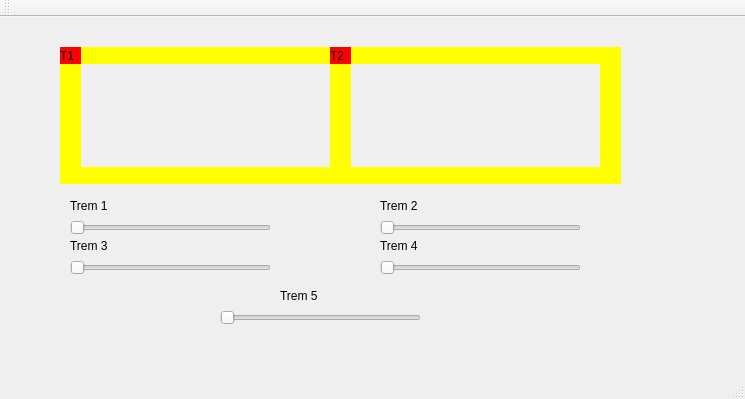
andrefsilveira1/Sistemas-Operacionais-Trens, file Código QT5 Ubuntu - Trem/mainwindow.ui: the form before one commit.
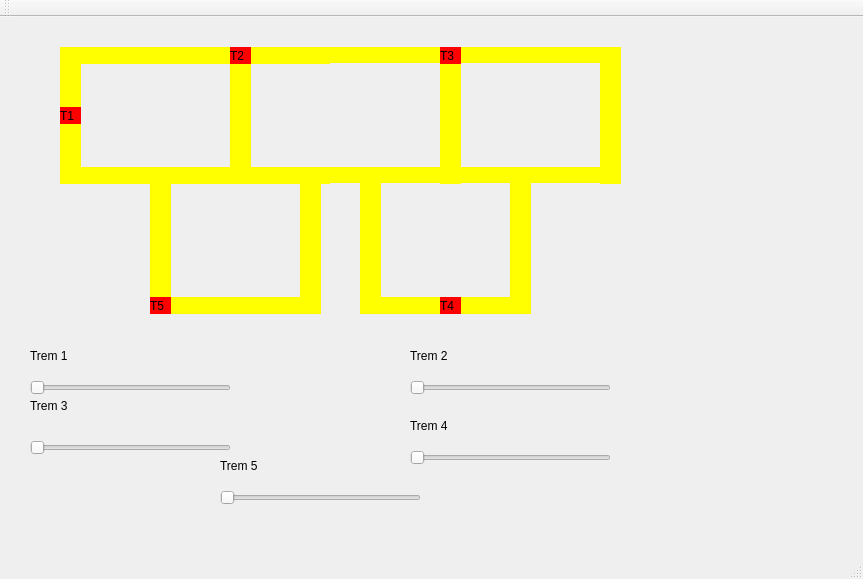
The form after the commit.

The edit to the form file:
```diff
--- a/Código QT5 Ubuntu - Trem/mainwindow.ui
+++ b/Código QT5 Ubuntu - Trem/mainwindow.ui
@@ -6,8 +6,8 @@
    <rect>
     <x>0</x>
     <y>0</y>
-    <width>745</width>
-    <height>399</height>
+    <width>863</width>
+    <height>579</height>
    </rect>
   </property>
   <property name="windowTitle">
@@ -18,7 +18,7 @@
     <property name="geometry">
      <rect>
       <x>60</x>
-      <y>30</y>
+      <y>90</y>
       <width>21</width>
       <height>17</height>
      </rect>
@@ -65,7 +65,7 @@
    <widget class="QLabel" name="label_trilho3">
     <property name="geometry">
      <rect>
-      <x>330</x>
+      <x>440</x>
       <y>30</y>
       <width>21</width>
       <height>137</height>
@@ -113,10 +113,10 @@
    <widget class="QLabel" name="label_trilho1_2">
     <property name="geometry">
      <rect>
-      <x>350</x>
+      <x>329</x>
       <y>30</y>
-      <width>250</width>
-      <height>17</height>
+      <width>271</width>
+      <height>16</height>
      </rect>
     </property>
     <property name="styleSheet">
@@ -129,10 +129,10 @@
    <widget class="QLabel" name="label_trilho2_2">
     <property name="geometry">
      <rect>
-      <x>350</x>
+      <x>329</x>
       <y>150</y>
-      <width>250</width>
-      <height>17</height>
+      <width>271</width>
+      <height>16</height>
      </rect>
     </property>
     <property name="styleSheet">
@@ -145,7 +145,7 @@
    <widget class="QLabel" name="label_trem2">
     <property name="geometry">
      <rect>
-      <x>330</x>
+      <x>230</x>
       <y>30</y>
       <width>21</width>
       <height>17</height>
@@ -158,11 +158,11 @@
      <string>T2</string>
     </property>
    </widget>
-   <widget class="QSlider" name="Trem1">
+   <widget class="QSlider" name="Trem1Slider">
     <property name="geometry">
      <rect>
-      <x>70</x>
-      <y>180</y>
+      <x>30</x>
+      <y>340</y>
       <width>201</width>
       <height>61</height>
      </rect>
@@ -174,8 +174,8 @@
    <widget class="QLabel" name="label">
     <property name="geometry">
      <rect>
-      <x>70</x>
-      <y>180</y>
+      <x>30</x>
+      <y>330</y>
       <width>67</width>
       <height>17</height>
      </rect>
@@ -184,11 +184,11 @@
      <string>Trem 1</string>
     </property>
    </widget>
-   <widget class="QSlider" name="Trem2">
+   <widget class="QSlider" name="Trem2Slider">
     <property name="geometry">
      <rect>
-      <x>380</x>
-      <y>180</y>
+      <x>410</x>
+      <y>340</y>
       <width>201</width>
       <height>61</height>
      </rect>
@@ -200,8 +200,8 @@
    <widget class="QLabel" name="label_2">
     <property name="geometry">
      <rect>
-      <x>380</x>
-      <y>180</y>
+      <x>410</x>
+      <y>330</y>
       <width>67</width>
       <height>17</height>
      </rect>
@@ -210,11 +210,11 @@
      <string>Trem 2</string>
     </property>
    </widget>
-   <widget class="QSlider" name="Trem3">
+   <widget class="QSlider" name="Trem3Slider">
     <property name="geometry">
      <rect>
-      <x>70</x>
-      <y>220</y>
+      <x>30</x>
+      <y>400</y>
       <width>201</width>
       <height>61</height>
      </rect>
@@ -226,8 +226,8 @@
    <widget class="QLabel" name="label_3">
     <property name="geometry">
      <rect>
-      <x>70</x>
-      <y>220</y>
+      <x>30</x>
+      <y>380</y>
       <width>67</width>
       <height>17</height>
      </rect>
@@ -236,11 +236,11 @@
      <string>Trem 3</string>
     </property>
    </widget>
-   <widget class="QSlider" name="Trem4">
+   <widget class="QSlider" name="Trem4Slider">
     <property name="geometry">
      <rect>
-      <x>380</x>
-      <y>220</y>
+      <x>410</x>
+      <y>410</y>
       <width>201</width>
       <height>61</height>
      </rect>
@@ -252,8 +252,8 @@
    <widget class="QLabel" name="label_4">
     <property name="geometry">
      <rect>
-      <x>380</x>
-      <y>220</y>
+      <x>410</x>
+      <y>400</y>
       <width>67</width>
       <height>17</height>
      </rect>
@@ -262,11 +262,11 @@
      <string>Trem 4</string>
     </property>
    </widget>
-   <widget class="QSlider" name="Trem5">
+   <widget class="QSlider" name="Trem5Slider">
     <property name="geometry">
      <rect>
       <x>220</x>
-      <y>270</y>
+      <y>450</y>
       <width>201</width>
       <height>61</height>
      </rect>
@@ -278,8 +278,8 @@
    <widget class="QLabel" name="label_5">
     <property name="geometry">
      <rect>
-      <x>280</x>
-      <y>270</y>
+      <x>220</x>
+      <y>440</y>
       <width>67</width>
       <height>17</height>
      </rect>
@@ -288,32 +288,205 @@
      <string>Trem 5</string>
     </property>
    </widget>
+   <widget class="QLabel" name="label_trem3">
+    <property name="geometry">
+     <rect>
+      <x>440</x>
+      <y>30</y>
+      <width>21</width>
+      <height>17</height>
+     </rect>
+    </property>
+    <property name="styleSheet">
+     <string notr="true">QLabel { background: red}</string>
+    </property>
+    <property name="text">
+     <string>T3</string>
+    </property>
+   </widget>
+   <widget class="QLabel" name="label_trem4">
+    <property name="geometry">
+     <rect>
+      <x>440</x>
+      <y>280</y>
+      <width>21</width>
+      <height>17</height>
+     </rect>
+    </property>
+    <property name="styleSheet">
+     <string notr="true">QLabel { background: red}</string>
+    </property>
+    <property name="text">
+     <string>T4</string>
+    </property>
+   </widget>
+   <widget class="QLabel" name="label_trem5">
+    <property name="geometry">
+     <rect>
+      <x>150</x>
+      <y>280</y>
+      <width>21</width>
+      <height>17</height>
+     </rect>
+    </property>
+    <property name="styleSheet">
+     <string notr="true">QLabel { background: red}</string>
+    </property>
+    <property name="text">
+     <string>T5</string>
+    </property>
+   </widget>
+   <widget class="QLabel" name="label_trilho2_3">
+    <property name="geometry">
+     <rect>
+      <x>160</x>
+      <y>280</y>
+      <width>161</width>
+      <height>17</height>
+     </rect>
+    </property>
+    <property name="styleSheet">
+     <string notr="true">QLabel { background: yellow}</string>
+    </property>
+    <property name="text">
+     <string/>
+    </property>
+   </widget>
+   <widget class="QLabel" name="label_trilho3_2">
+    <property name="geometry">
+     <rect>
+      <x>150</x>
+      <y>160</y>
+      <width>21</width>
+      <height>137</height>
+     </rect>
+    </property>
+    <property name="autoFillBackground">
+     <bool>false</bool>
+    </property>
+    <property name="styleSheet">
+     <string notr="true">QLabel { background: yellow}</string>
+    </property>
+    <property name="text">
+     <string/>
+    </property>
+   </widget>
+   <widget class="QLabel" name="label_trilho3_3">
+    <property name="geometry">
+     <rect>
+      <x>300</x>
+      <y>160</y>
+      <width>21</width>
+      <height>137</height>
+     </rect>
+    </property>
+    <property name="styleSheet">
+     <string notr="true">QLabel { background: yellow}</string>
+    </property>
+    <property name="text">
+     <string/>
+    </property>
+   </widget>
+   <widget class="QLabel" name="label_trilho3_4">
+    <property name="geometry">
+     <rect>
+      <x>230</x>
+      <y>30</y>
+      <width>21</width>
+      <height>137</height>
+     </rect>
+    </property>
+    <property name="styleSheet">
+     <string notr="true">QLabel { background: yellow}</string>
+    </property>
+    <property name="text">
+     <string/>
+    </property>
+   </widget>
+   <widget class="QLabel" name="label_trilho3_5">
+    <property name="geometry">
+     <rect>
+      <x>510</x>
+      <y>160</y>
+      <width>21</width>
+      <height>137</height>
+     </rect>
+    </property>
+    <property name="styleSheet">
+     <string notr="true">QLabel { background: yellow}</string>
+    </property>
+    <property name="text">
+     <string/>
+    </property>
+   </widget>
+   <widget class="QLabel" name="label_trilho3_6">
+    <property name="geometry">
+     <rect>
+      <x>360</x>
+      <y>160</y>
+      <width>21</width>
+      <height>137</height>
+     </rect>
+    </property>
+    <property name="styleSheet">
+     <string notr="true">QLabel { background: yellow}</string>
+    </property>
+    <property name="text">
+     <string/>
+    </property>
+   </widget>
+   <widget class="QLabel" name="label_trilho2_4">
+    <property name="geometry">
+     <rect>
+      <x>370</x>
+      <y>280</y>
+      <width>161</width>
+      <height>17</height>
+     </rect>
+    </property>
+    <property name="styleSheet">
+     <string notr="true">QLabel { background: yellow}</string>
+    </property>
+    <property name="text">
+     <string/>
+    </property>
+   </widget>
+   <zorder>label_trilho3</zorder>
+   <zorder>label_trilho3_5</zorder>
+   <zorder>label_trilho3_6</zorder>
+   <zorder>label_trilho3_3</zorder>
+   <zorder>label_trilho3_2</zorder>
+   <zorder>label_trilho3_4</zorder>
    <zorder>label_trilho1</zorder>
    <zorder>label_trilho2</zorder>
-   <zorder>label_trilho3</zorder>
    <zorder>label_trilho4</zorder>
    <zorder>label_trem1</zorder>
    <zorder>label_trilho4_2</zorder>
    <zorder>label_trilho1_2</zorder>
    <zorder>label_trilho2_2</zorder>
    <zorder>label_trem2</zorder>
-   <zorder>Trem1</zorder>
+   <zorder>Trem1Slider</zorder>
    <zorder>label</zorder>
-   <zorder>Trem2</zorder>
+   <zorder>Trem2Slider</zorder>
    <zorder>label_2</zorder>
-   <zorder>Trem3</zorder>
+   <zorder>Trem3Slider</zorder>
    <zorder>label_3</zorder>
-   <zorder>Trem4</zorder>
+   <zorder>Trem4Slider</zorder>
    <zorder>label_4</zorder>
-   <zorder>Trem5</zorder>
+   <zorder>Trem5Slider</zorder>
    <zorder>label_5</zorder>
+   <zorder>label_trem3</zorder>
+   <zorder>label_trilho2_3</zorder>
+   <zorder>label_trilho2_4</zorder>
+   <zorder>label_trem5</zorder>
+   <zorder>label_trem4</zorder>
   </widget>
   <widget class="QMenuBar" name="menuBar">
    <property name="geometry">
     <rect>
      <x>0</x>
      <y>0</y>
-     <width>745</width>
+     <width>863</width>
      <height>22</height>
     </rect>
    </property>
```
